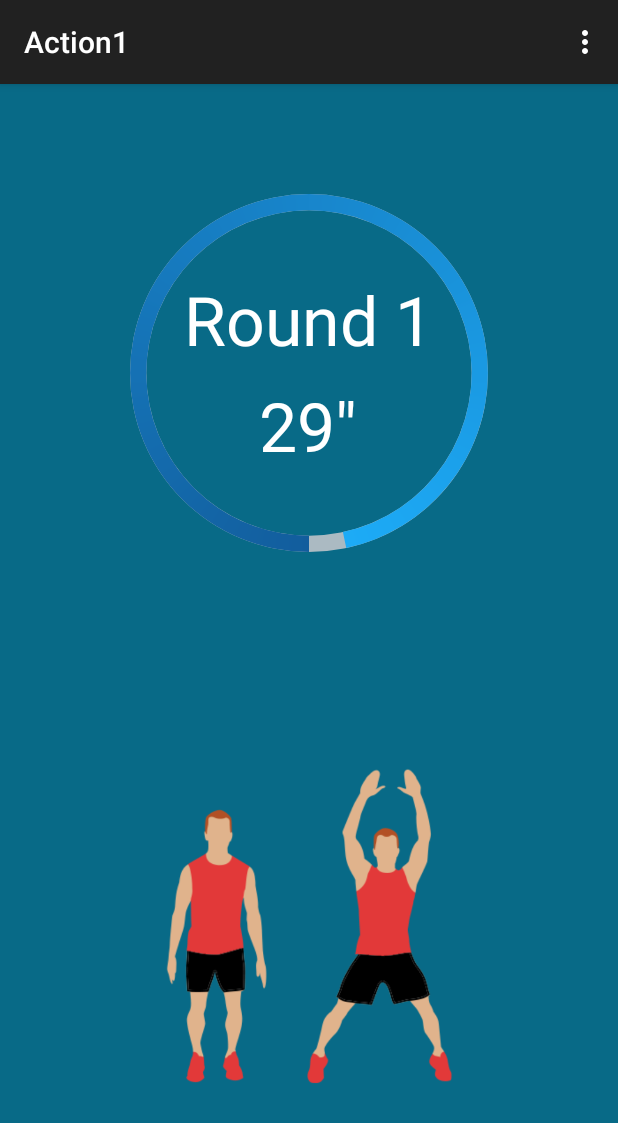
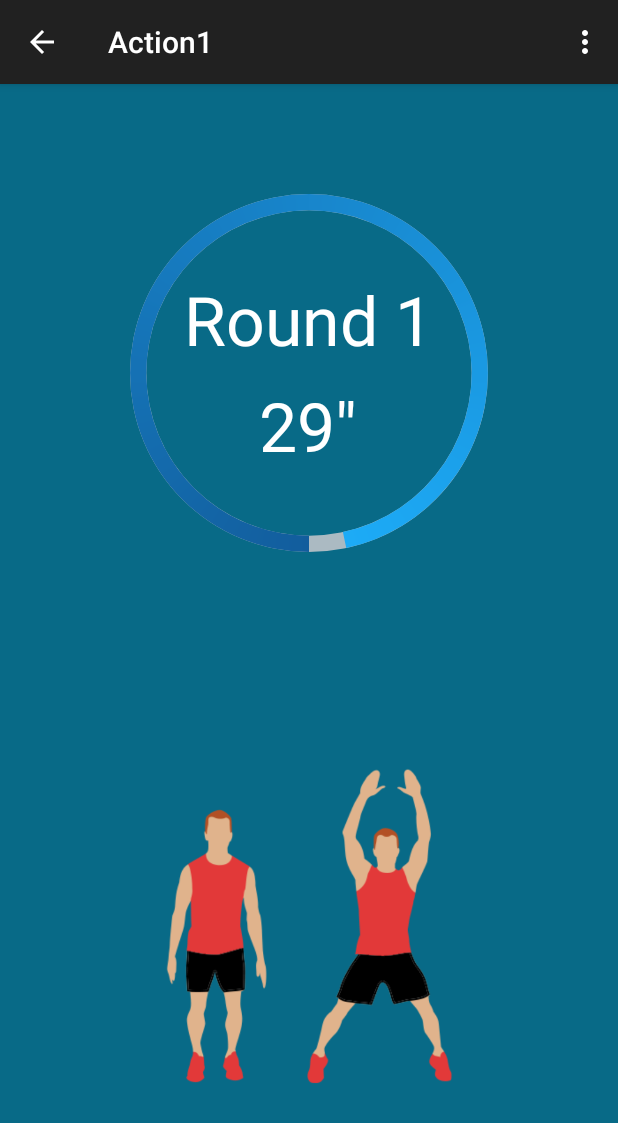
Before and after one commit to Cliffy38/CS4295-Mobile, an Android app: the screen it shows after launch (Action1), after a tap on "I WORK OUT", on a phone screen of 412 x 824 dp. Shown: the top 1123 px of the screen. Run offline under Robolectric (Android 15) with nearby library versions, the phone set to English and light mode, and no system bars.

Commit message:
Added new action bar ** instruction in ActionBar.txt

```diff
--- a/CS4295_Project/app/src/main/AndroidManifest.xml
+++ b/CS4295_Project/app/src/main/AndroidManifest.xml
@@ -30,7 +30,8 @@
         </activity>
         <activity
             android:name=".AccTestActivity"
-            android:label="@string/title_activity_acc_test" >
+            android:label="@string/title_activity_acc_test"
+            android:parentActivityName=".Home">
         </activity>
         <activity
             android:name=".Timer"
@@ -42,7 +43,8 @@
         </activity>
         <activity
             android:name=".Action1"
-            android:label="Action1" >
+            android:label="Action1"
+            android:parentActivityName=".Home">
         </activity>
     </application>
 
--- a/CS4295_Project/app/src/main/java/cs4295/cs4295_project/Home.java
+++ b/CS4295_Project/app/src/main/java/cs4295/cs4295_project/Home.java
@@ -1,9 +1,12 @@
 package cs4295.cs4295_project;
 
 import android.content.Intent;
+import android.support.v4.app.NavUtils;
+import android.support.v7.app.ActionBar;
 import android.support.v7.app.ActionBarActivity;
 import android.os.Bundle;
 import android.view.Menu;
+import android.view.MenuInflater;
 import android.view.MenuItem;
 import android.view.View;
 import android.widget.Button;
@@ -14,7 +17,6 @@ import android.widget.Toast;
 public class Home extends ActionBarActivity {
 
     private Button start ;
-
 
     @Override
     protected void onCreate(Bundle savedInstanceState) {
@@ -29,28 +31,38 @@ public class Home extends ActionBarActivity {
                 startActivity(i);
             }
         });
+
+        ActionBar actionBar = getSupportActionBar();
+        actionBar.setDisplayShowTitleEnabled(false);
+        actionBar.setDisplayShowHomeEnabled(true);
     }
 
 
     @Override
     public boolean onCreateOptionsMenu(Menu menu) {
-        // Inflate the menu; this adds items to the action bar if it is present.
-        getMenuInflater().inflate(R.menu.menu_home, menu);
-        return true;
+        MenuInflater inflater = getMenuInflater();
+        inflater.inflate(R.menu.menu_main, menu);
+        return super.onCreateOptionsMenu(menu);
     }
 
     @Override
     public boolean onOptionsItemSelected(MenuItem item) {
-        // Handle action bar item clicks here. The action bar will
-        // automatically handle clicks on the Home/Up button, so long
-        // as you specify a parent activity in AndroidManifest.xml.
-        int id = item.getItemId();
-
-        //noinspection SimplifiableIfStatement
-        if (id == R.id.action_settings) {
-            return true;
+        // Handle item selection
+        Intent intent;
+        String className = this.getClass().toString();
+        switch (item.getItemId()) {
+            case R.id.action_home:
+                if (!className.equals("class cs4295.cs4295_project.Home")) {
+                    intent = new Intent(getApplicationContext(), Home.class);
+                    startActivity(intent);
+                }
+                return true;
+            case R.id.action_settings:
+                intent = new Intent(getApplicationContext(), Timer.class);
+                startActivity(intent);
+                return true;
+            default:
+                return super.onOptionsItemSelected(item);
         }
-
-        return super.onOptionsItemSelected(item);
     }
 }
--- /dev/null
+++ b/CS4295_Project/app/src/main/res/menu/menu_main.xml
@@ -0,0 +1,13 @@
+<menu xmlns:android="http://schemas.android.com/apk/res/android"
+    xmlns:app="http://schemas.android.com/apk/res-auto">
+    <item android:id="@+id/action_settings"
+        android:title="@string/action_settings"
+        android:orderInCategory="300"
+        app:showAsAction="always"
+        android:icon="@drawable/ic_action_settings"/>
+    <item android:id="@+id/action_home"
+        android:title="@string/action_home"
+        android:orderInCategory="200"
+        app:showAsAction="always"
+    android:icon="@drawable/ic_action_home"/>
+</menu>
```
Also changed, not shown: CS4295_Project/app/src/main/java/cs4295/cs4295_project/AccTestActivity.java (+53 -2 lines), CS4295_Project/app/src/main/res/menu/menu_acc_test.xml (+13 -2 lines), CS4295_Project/app/src/main/res/values/strings.xml (+8 -7 lines), CS4295_Project/app/src/main/res/drawable/ic_action_back.png (added), CS4295_Project/app/src/main/res/drawable/ic_action_home.png (added), 1 other file.
